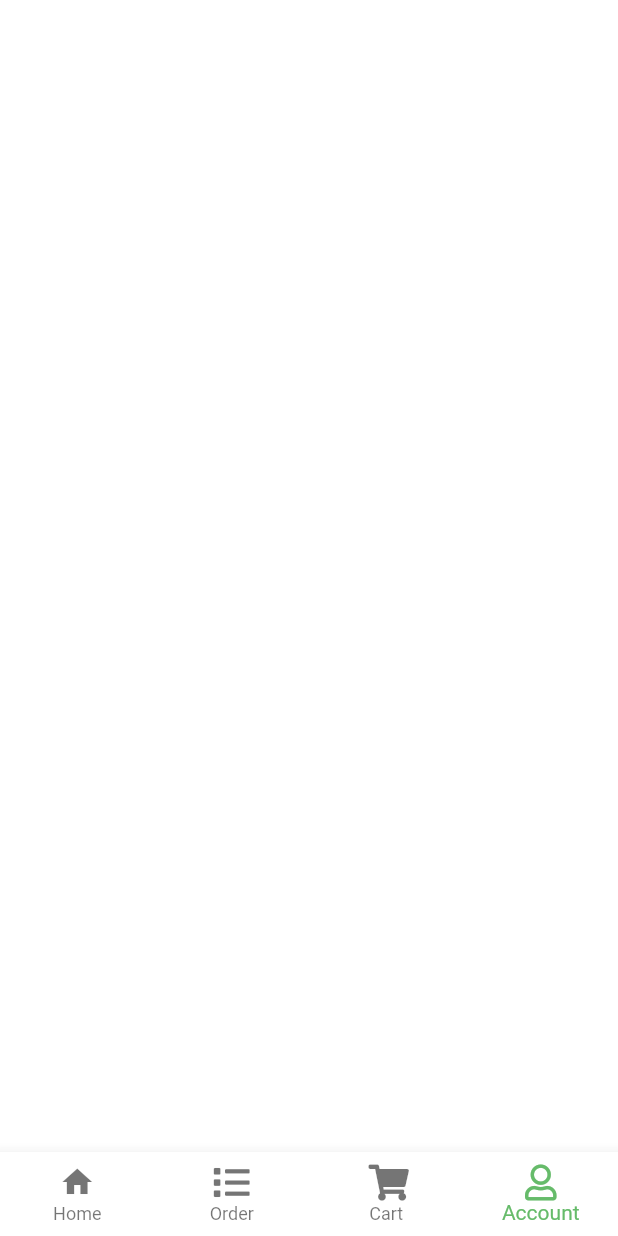
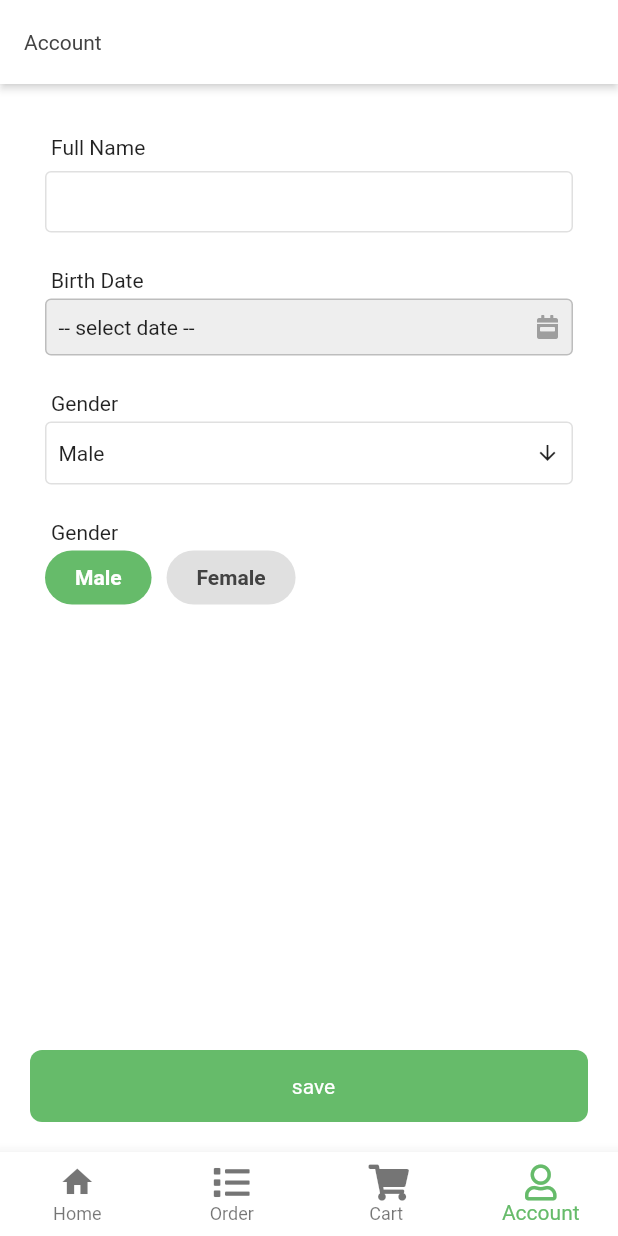
Before and after one commit to codekaze/tutorial_http, a Flutter app: the screen it shows after launch, item 4 of the bottom bar chosen, on a phone screen of 412 x 824 dp. Run offline on Flutter 3.47's test engine with Material 2 defaults, Android fonts, the phone set to English and light mode, and no system bars; our stand-ins replace font_awesome_flutter, get, google_fonts.

Commit message:
Fri, Apr 9, 08:15:11

```diff
--- a/lib/core.dart
+++ b/lib/core.dart
@@ -3,6 +3,8 @@ export 'package:demo_app/data/model/route_item.dart';
 export 'package:demo_app/data/session/app_session.dart';
 export 'package:demo_app/main.dart';
 export 'package:demo_app/main_setup.dart';
+export 'package:demo_app/module/account/controller/account_controller.dart';
+export 'package:demo_app/module/account/view/account_view.dart';
 export 'package:demo_app/module/auth/login/controller/login_controller.dart';
 export 'package:demo_app/module/auth/login/view/login_view.dart';
 export 'package:demo_app/module/home/controller/home_controller.dart';
@@ -21,6 +23,9 @@ export 'package:demo_app/shared/widget/action_icon/action_icon.dart';
 export 'package:demo_app/shared/widget/alert/alert.dart';
 export 'package:demo_app/shared/widget/button/button.dart';
 export 'package:demo_app/shared/widget/combo/combo.dart';
+export 'package:demo_app/shared/widget/datepicker/datepicker.dart';
+export 'package:demo_app/shared/widget/radio/radio.dart';
 export 'package:demo_app/shared/widget/textfield/textfield.dart';
 export 'package:demo_app/xgenerated/generated_router.dart';
+
 export 'package:get/get.dart';
--- /dev/null
+++ b/lib/module/account/controller/account_controller.dart
@@ -0,0 +1,21 @@
+import 'package:demo_app/core.dart';
+import 'package:get/get.dart';
+
+class AccountController extends GetxController {
+  AccountView view;
+
+  @override
+  void onInit() {
+    super.onInit();
+  }
+
+  @override
+  void onReady() {
+    super.onReady();
+  }
+
+  @override
+  void onClose() {
+    super.onClose();
+  }
+}
--- /dev/null
+++ b/lib/module/account/view/account_view.dart
@@ -0,0 +1,72 @@
+import 'package:demo_app/core.dart';
+import 'package:flutter/material.dart';
+import 'package:get/get.dart';
+
+class AccountView extends StatelessWidget {
+  final controller = Get.put(AccountController());
+
+  @override
+  Widget build(BuildContext context) {
+    controller.view = this;
+
+    return GetBuilder<AccountController>(
+      builder: (_) {
+        return Scaffold(
+          appBar: AppBar(
+            title: Text("Account"),
+          ),
+          body: Padding(
+            padding: const EdgeInsets.all(20.0),
+            child: Column(
+              children: [
+                ExTextField(
+                  id: "full_name",
+                  label: "Full Name",
+                ),
+                ExDatePicker(
+                  id: "birth_date",
+                  label: "Birth Date",
+                ),
+                ExCombo(
+                  id: "gender",
+                  label: "Gender",
+                  items: [
+                    {
+                      "label": "Male",
+                      "value": "Male",
+                    },
+                    {
+                      "label": "Female",
+                      "value": "Female",
+                    }
+                  ],
+                ),
+                ExRadio(
+                  id: "gender",
+                  label: "Gender",
+                  value: "Male",
+                  onChanged: (value) {},
+                  items: [
+                    {
+                      "label": "Male",
+                      "value": "Male",
+                    },
+                    {
+                      "label": "Female",
+                      "value": "Female",
+                    }
+                  ],
+                ),
+                Spacer(),
+                ExButton(
+                  label: "save",
+                  onPressed: () {},
+                ),
+              ],
+            ),
+          ),
+        );
+      },
+    );
+  }
+}
--- a/lib/module/home/view/home_view.dart
+++ b/lib/module/home/view/home_view.dart
@@ -16,6 +16,12 @@ class HomeView extends StatelessWidget {
           appBar: AppBar(
             title: Text("Home"),
           ),
+          body: Padding(
+            padding: const EdgeInsets.all(20.0),
+            child: Column(
+              children: [],
+            ),
+          ),
         );
       },
     );
--- a/lib/module/navigation/main_navigation/view/main_navigation_view.dart
+++ b/lib/module/navigation/main_navigation/view/main_navigation_view.dart
@@ -26,7 +26,7 @@ class _MainNavigationViewState extends State<MainNavigationView>
         return Container();
         break;
       case 3:
-        return Container();
+        return AccountView();
         break;
     }
   }
--- a/lib/shared/widget/datepicker/datepicker.dart
+++ b/lib/shared/widget/datepicker/datepicker.dart
@@ -15,7 +15,7 @@ class ExDatePicker extends StatefulWidget {
   final Function(DateTime value) onChanged;
 
   ExDatePicker({
-    this.id,
+    @required this.id,
     this.label,
     this.value,
     this.onChanged,
@@ -50,12 +50,18 @@ class ExDatePickerState extends State<ExDatePicker> {
   @override
   Widget build(BuildContext context) {
     return Container(
+      padding: EdgeInsets.all(10.0),
       child: Column(
         mainAxisAlignment: MainAxisAlignment.start,
         crossAxisAlignment: CrossAxisAlignment.start,
         children: [
           Padding(
-            padding: const EdgeInsets.all(2.0),
+            padding: EdgeInsets.only(
+              left: 4.0,
+              right: 4.0,
+              top: 4.0,
+              bottom: 4.0,
+            ),
             child: Text("${widget.label}"),
           ),
           InkWell(
--- /dev/null
+++ b/lib/shared/widget/radio/radio.dart
@@ -0,0 +1,100 @@
+import 'package:demo_app/core.dart';
+import 'package:flutter/material.dart';
+import 'package:flutter/services.dart';
+
+class ExRadio extends StatefulWidget {
+  final String id;
+  final String label;
+  final String value;
+  final List<Map<String, dynamic>> items;
+  final Function(String) onChanged;
+  final TextInputType keyboardType;
+
+  ExRadio({
+    this.id,
+    this.label,
+    this.value,
+    this.onChanged,
+    this.keyboardType,
+    this.items = const [],
+  });
+
+  @override
+  _ExRadioState createState() => _ExRadioState();
+}
+
+class _ExRadioState extends State<ExRadio> {
+  String selectedValue;
+
+  @override
+  void initState() {
+    super.initState();
+    selectedValue = widget.value;
+    if (widget.value == null) {
+      selectedValue = widget.items[0]["value"];
+    }
+  }
+
+  @override
+  Widget build(BuildContext context) {
+    return Container(
+      child: Container(
+        padding: EdgeInsets.all(10.0),
+        height: 80.0,
+        child: Column(
+          crossAxisAlignment: CrossAxisAlignment.start,
+          mainAxisAlignment: MainAxisAlignment.start,
+          children: [
+            Padding(
+              padding: EdgeInsets.only(
+                left: 4.0,
+                right: 4.0,
+                top: 4.0,
+                bottom: 4.0,
+              ),
+              child: Text("${widget.label}"),
+            ),
+            Expanded(
+              child: ListView.builder(
+                itemCount: widget.items.length,
+                scrollDirection: Axis.horizontal,
+                itemBuilder: (context, index) {
+                  var item = widget.items[index];
+                  bool selected = selectedValue == item["value"];
+
+                  return InkWell(
+                    onTap: () {
+                      selectedValue = item["value"];
+                      setState(() {});
+                      widget.onChanged(selectedValue);
+                    },
+                    child: Container(
+                      padding: EdgeInsets.only(
+                        left: 20,
+                        right: 20,
+                      ),
+                      margin: EdgeInsets.only(right: 10.0),
+                      height: theme.mediumHeight,
+                      decoration: BoxDecoration(
+                        borderRadius: theme.largeRadius,
+                        color: selected ? theme.mainColor : theme.disabled,
+                      ),
+                      child: Center(
+                          child: Text(
+                        "${item["value"]}",
+                        style: TextStyle(
+                          fontWeight: FontWeight.bold,
+                          color: selected ? Colors.white : theme.textColor,
+                        ),
+                      )),
+                    ),
+                  );
+                },
+              ),
+            ),
+          ],
+        ),
+      ),
+    );
+  }
+}
--- a/lib/shared/widget/textfield/textfield.dart
+++ b/lib/shared/widget/textfield/textfield.dart
@@ -54,7 +54,15 @@ class _ExTextFieldState extends State<ExTextField> {
         crossAxisAlignment: CrossAxisAlignment.start,
         mainAxisAlignment: MainAxisAlignment.start,
         children: [
-          Text(widget.label),
+          Padding(
+            padding: EdgeInsets.only(
+              left: 4.0,
+              right: 4.0,
+              top: 4.0,
+              bottom: 4.0,
+            ),
+            child: Text(widget.label),
+          ),
           SizedBox(
             height: 4.0,
           ),
--- a/lib/xgenerated/generated_router.dart
+++ b/lib/xgenerated/generated_router.dart
@@ -4,6 +4,7 @@ import 'package:demo_app/core.dart';
 class GeneratedRouter {
   static const String loginView = '/module/login';
   static const String homeView = '/module/home';
+  static const String accountView = '/module/account';
   //@EndOfRouterName
 
   static List<RouteItem> routers = [
@@ -19,6 +20,10 @@ class GeneratedRouter {
       routeName: homeView,
       layout: HomeView(),
     ),
+    RouteItem(
+      routeName: accountView,
+      layout: AccountView(),
+    ),
     //@EndOfRouterItem
   ];
 }
```
